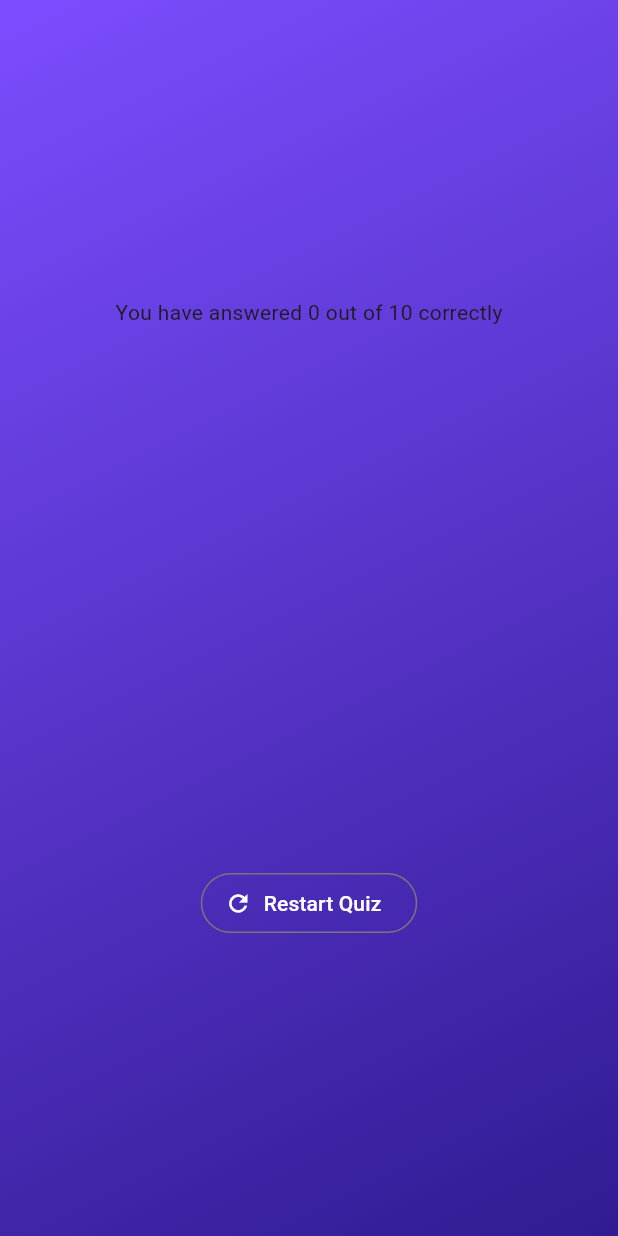
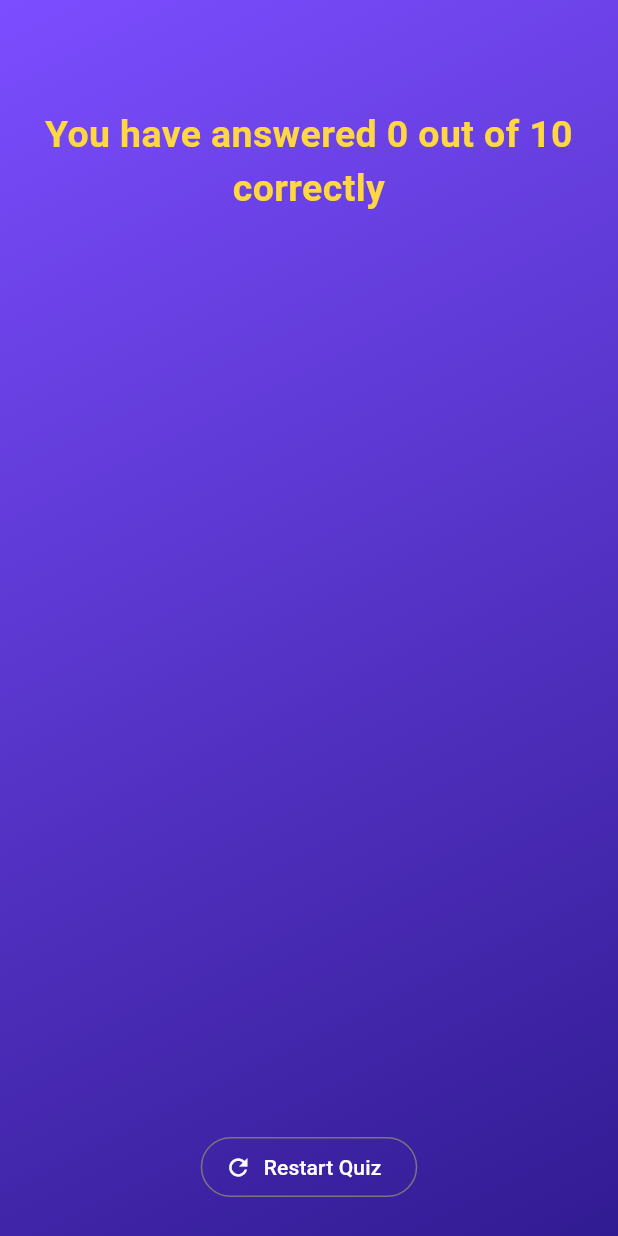
Before and after one commit to riazulrocky/Quiz-App, a Flutter app: the ResultScreen screen opened directly with empty values, on a phone screen of 412 x 824 dp. Run offline on Flutter 3.47's test engine with Material 3 defaults, Android fonts, the phone set to English and light mode, and no system bars.

Commit message:
Decoration result page

```diff
--- a/lib/results_screen.dart
+++ b/lib/results_screen.dart
@@ -45,7 +45,17 @@ class ResultScreen extends StatelessWidget {
         child: Column(
           mainAxisAlignment: MainAxisAlignment.center,
           children: [
-            Text("You have answered $numCorrectAnswers out of $numTotalQuestions correctly"),
+            Padding(
+              padding: EdgeInsets.only(left: 30, right: 30, top: 50),
+              child: Text(
+                "You have answered $numCorrectAnswers out of $numTotalQuestions correctly",
+                style: TextStyle(
+                    fontSize: 25,
+                    fontWeight: FontWeight.bold,
+                    color: Colors.amberAccent),
+                    textAlign: TextAlign.center,
+              ),
+            ),
             const SizedBox(height: 30,),
 
             QuestionSummary(summaryData: summaryData),
```
Also changed, not shown: lib/question_summary.dart (+36 -8 lines).
